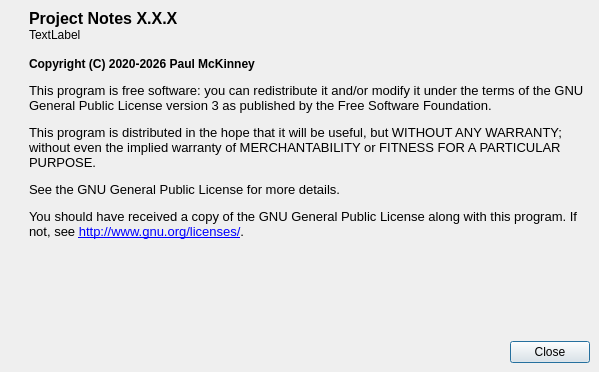
Above: aboutdialog.ui from kestermckinney/ProjectNotes before the change. Below: the same form after it.
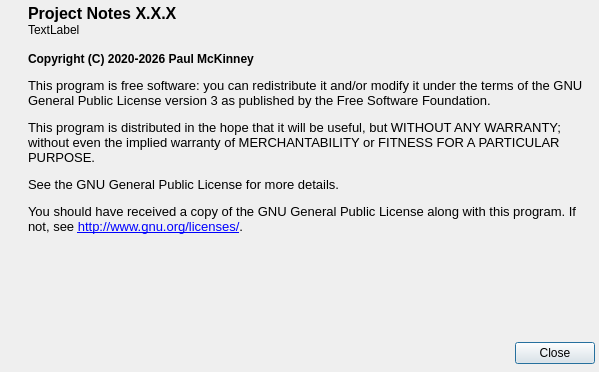
That is the form after the change. Icons and pictures are not drawn.

The edit to the form file:
```diff
--- a/aboutdialog.ui
+++ b/aboutdialog.ui
@@ -21,24 +21,24 @@
   </property>
   <layout class="QVBoxLayout" name="verticalLayout_3">
    <property name="spacing">
-    <number>0</number>
+    <number>4</number>
    </property>
    <property name="leftMargin">
-    <number>9</number>
+    <number>4</number>
    </property>
    <property name="topMargin">
-    <number>9</number>
+    <number>4</number>
    </property>
    <property name="rightMargin">
-    <number>9</number>
+    <number>4</number>
    </property>
    <property name="bottomMargin">
-    <number>9</number>
+    <number>8</number>
    </property>
    <item>
     <layout class="QHBoxLayout" name="horizontalLayoutLogoLicense">
      <property name="spacing">
-      <number>0</number>
+      <number>4</number>
      </property>
      <item>
       <layout class="QVBoxLayout" name="verticalLayoutLogo">
```
